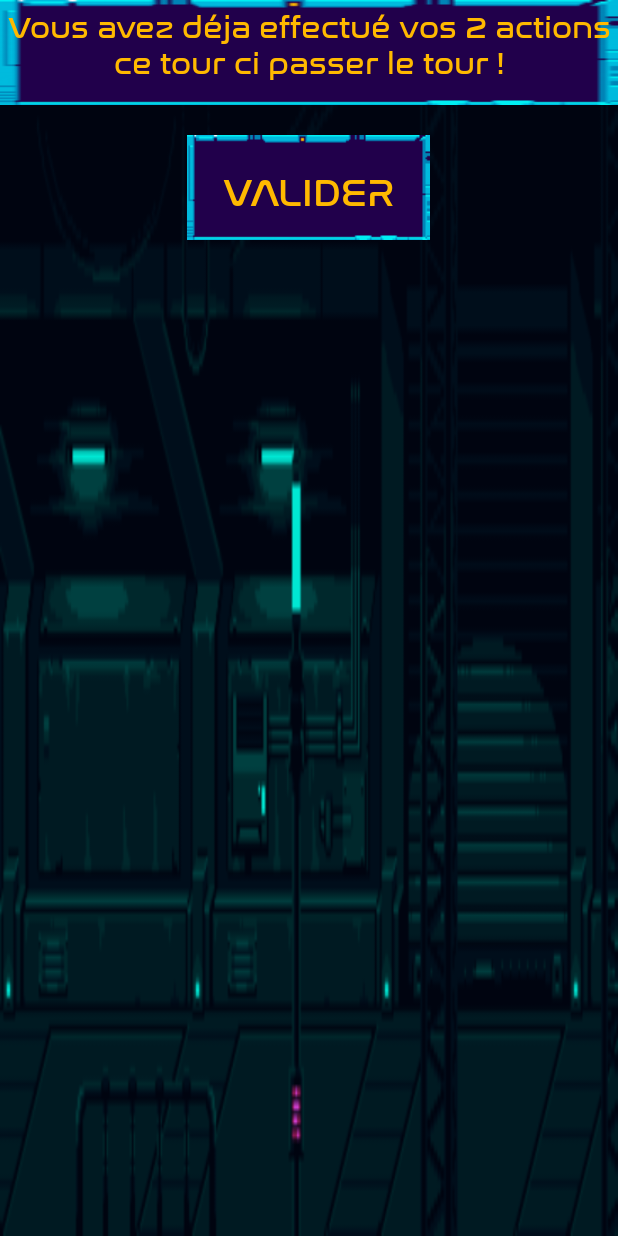
After one commit to duttod/SoftWar, an Android app: the layout popup_compteur_actions.xml on its own in the app's theme, with its tools: preview values and no code run, on a phone screen of 412 x 824 dp. The commit adds this screen. Run offline under Robolectric (Android 15) with nearby library versions, the phone set to English and light mode, and no system bars.

```diff
--- a/app/src/main/java/com/example/softwar/controllers/ChooseEntrepriseToAttack.java
+++ b/app/src/main/java/com/example/softwar/controllers/ChooseEntrepriseToAttack.java
@@ -64,7 +64,7 @@ public class ChooseEntrepriseToAttack extends AppCompatActivity {
 
     public void setClassement() {
 
-        for (int i = 0; i < liste_entreprises.size(); i++) {
+        for (int i = 1; i < liste_entreprises.size(); i++) {
 
             TextView tx = new TextView(this);
 
--- a/app/src/main/java/com/example/softwar/controllers/ConcurrentsActivity.java
+++ b/app/src/main/java/com/example/softwar/controllers/ConcurrentsActivity.java
@@ -57,6 +57,7 @@ public class ConcurrentsActivity extends AppCompatActivity {
 
         liste_entreprises.add(((MyApplication)this.getApplication()).getEntreprise_joueur());
         Collections.sort(liste_entreprises);
+        Collections.reverse(liste_entreprises);
 
         for (int i = 0; i < liste_entreprises.size(); i++) {
             argent_total += liste_entreprises.get(i).getArgentEntreprise();
--- /dev/null
+++ b/app/src/main/res/layout/popup_compteur_actions.xml
@@ -0,0 +1,52 @@
+<?xml version="1.0" encoding="utf-8"?>
+<LinearLayout xmlns:android="http://schemas.android.com/apk/res/android"
+    xmlns:app="http://schemas.android.com/apk/res-auto"
+    xmlns:tools="http://schemas.android.com/tools"
+    android:layout_width="match_parent"
+    android:id="@+id/layout_popup"
+    android:layout_height="match_parent"
+    android:orientation="vertical"
+    android:background="@drawable/bg12"
+    tools:context=".controllers.MainActivity">
+
+    <LinearLayout
+        xmlns:android="http://schemas.android.com/apk/res/android"
+        xmlns:app="http://schemas.android.com/apk/res-auto"
+        xmlns:tools="http://schemas.android.com/tools"
+        android:layout_width="match_parent"
+        android:layout_height="70dp"
+        tools:ignore="MissingDefaultResource"
+        android:background="@drawable/bgbutton"
+        android:orientation="horizontal">
+
+        <LinearLayout
+            android:layout_width="wrap_content"
+            android:layout_height="match_parent"
+            android:orientation="horizontal"
+            android:layout_gravity="center">
+
+            <TextView
+                android:layout_width="wrap_content"
+                android:layout_height="wrap_content"
+                android:text="Vous avez déja effectué vos 2 actions ce tour ci passer le tour !"
+                android:textColor="#FFB900"
+                android:fontFamily="@font/nasalization"
+                android:textSize="20dp"
+                android:gravity="center" />
+
+        </LinearLayout>
+    </LinearLayout>
+    <Button
+        android:layout_marginTop="20dp"
+        android:layout_width="wrap_content"
+        android:layout_height="wrap_content"
+        android:layout_gravity="center"
+        android:background="@drawable/bgbutton"
+        android:fontFamily="@font/nasalization"
+        android:text="Valider"
+        android:onClick="fermercompteurbox"
+        android:textColor="#FFB900"
+        android:textSize="25dp"/>
+
+
+</LinearLayout>
```
Also changed, not shown: app/src/main/java/com/example/softwar/MyApplication.java (+13 -0 lines), app/src/main/java/com/example/softwar/controllers/MainActivity.java (+13 -2 lines), app/src/main/java/com/example/softwar/controllers/ResultatMiniJeu.java (+8 -0 lines).
